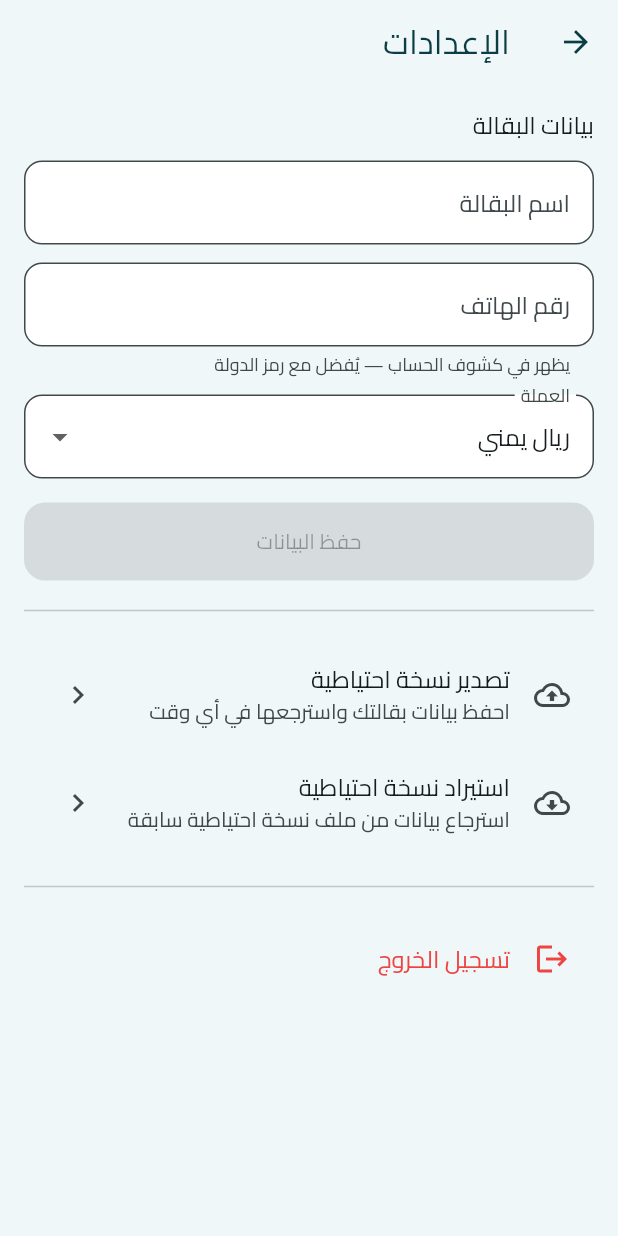
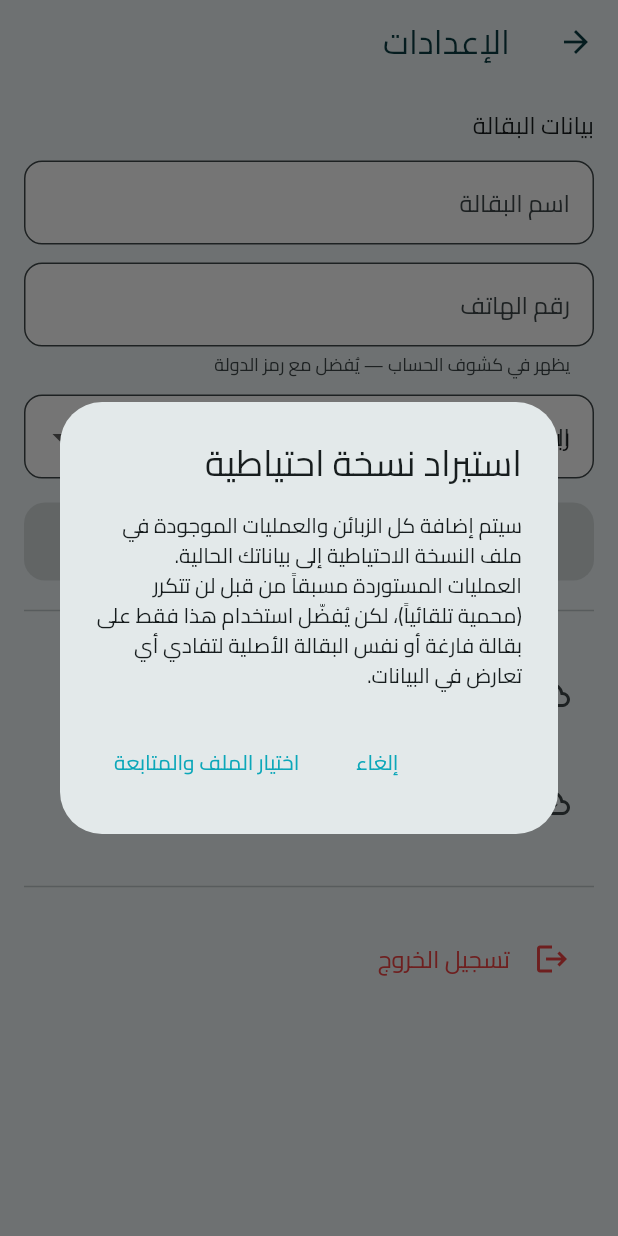
Before and after one commit to ahmedprogriming/Hisaib_app, a Flutter app: the SettingPage screen opened by its route, after a tap on "استيراد نسخة احتياطية", on a phone screen of 412 x 824 dp. Run offline on Flutter 3.47's test engine with Material 3 defaults, Android fonts, the light colour scheme and no system bars; our stand-ins replace cloud_firestore, file_picker, firebase_auth, firebase_core, share_plus; accounts and stored records are empty.

```diff
--- a/lib/views/settings/setting_page.dart
+++ b/lib/views/settings/setting_page.dart
@@ -1,9 +1,19 @@
+import 'dart:convert';
+import 'dart:io';
+
+import 'package:cloud_firestore/cloud_firestore.dart';
+import 'package:file_picker/file_picker.dart';
 import 'package:flutter/material.dart';
 import 'package:management_debts_app/core/theme/app_colors.dart';
 import 'package:management_debts_app/providers/customers_provider.dart';
 import 'package:management_debts_app/routes/app_routes.dart';
 import 'package:management_debts_app/services/auth_service.dart';
+import 'package:management_debts_app/services/firebase_sevice.dart';
+import 'package:management_debts_app/widgets/custom_showscanr.dart';
+import 'package:path_provider/path_provider.dart';
 import 'package:provider/provider.dart';
+import 'package:share_plus/share_plus.dart';
+
 
 class SettingPage extends StatefulWidget {
   const SettingPage({super.key});
@@ -22,7 +32,7 @@ class _SettingPageState extends State<SettingPage> {
   bool _isImporting = false;
   bool _loadedOnce = false; // نمنع إعادة تعبئة الحقول فوق تعديلات المستخدم الحالية
 
-  //final _firebaseService = FirebaseService();
+  final _firebaseService = FirebaseSevice();
 
   @override
   void dispose() {
@@ -31,19 +41,117 @@ class _SettingPageState extends State<SettingPage> {
     super.dispose();
   }
 
-  void _handleSave(String storeId)
-  {
+  Future<void> _handleSave(String storeId) async {
+    setState(() => _isSaving = true);
+    try {
+      await _firebaseService.updateStore(
+        storeId: storeId,
+        name: _nameController.text.trim(),
+        phone: _phoneController.text.trim(),
+        currency: _currency,
+      );
+      if (!mounted) return;
+          showSnackbar(context, 'تم حفظ بيانات البقالة',type:SnackBarType.success);
 
+    } catch (e) {
+      if (!mounted) return;
+      showSnackbar(context, 'تعذر الحفظ، تحقق من اتصالك بالإنترنت', type: SnackBarType.error);
+    } finally {
+      if (mounted) setState(() => _isSaving = false);
+    }
   }
 
-  void _handleBackup(String storeId)
-  {
 
+  Future<void> _handleBackup(String storeId) async {
+    setState(() => _isExporting = true);
+    try {
+      final data = await _firebaseService.exportBackup(storeId);
+
+      final jsonString = JsonEncoder.withIndent('  ', (obj) {
+        if (obj is Timestamp) return obj.toDate().toIso8601String();
+        return obj.toString();
+      }).convert(data);
+
+      final tempDir = await getTemporaryDirectory();
+      final fileName = 'hisabi-backup-${DateTime.now().millisecondsSinceEpoch}.json';
+      final file = File('${tempDir.path}/$fileName');
+      await file.writeAsString(jsonString);
+
+      if (!mounted) return;
+      await SharePlus.instance.share(
+        ShareParams(
+          files: [XFile(file.path)],
+          text: 'نسخة احتياطية من بيانات بقالتك',
+        ),
+      );
+    } catch (e) {
+      if (!mounted) return;
+      showSnackbar(context,'تعذر إنشاء النسخة الاحتياطية', type: SnackBarType.error);
+
+    } finally {
+      if (mounted) setState(() => _isExporting = false);
+    }
   }
 
-  void _handleRestore(String storeId)
-  {
+  Future<void> _handleRestore(String storeId) async {
+    // تحذير واضح قبل أي شيء — عملية الاستيراد لا يمكن التراجع عنها بسهولة
+    final proceed = await showDialog<bool>(
+      context: context,
+      builder: (_) => AlertDialog(
+        title: const Text('استيراد نسخة احتياطية'),
+        content: const Text(
+          'سيتم إضافة كل الزبائن والعمليات الموجودة في ملف النسخة الاحتياطية '
+          'إلى بياناتك الحالية. العمليات المستوردة مسبقاً من قبل لن تتكرر '
+          '(محمية تلقائياً)، لكن يُفضّل استخدام هذا فقط على بقالة فارغة أو '
+          'نفس البقالة الأصلية لتفادي أي تعارض في البيانات.',
+        ),
+        actions: [
+          TextButton(onPressed: () => Navigator.pop(context, false), child: const Text('إلغاء')),
+          TextButton(
+            onPressed: () => Navigator.pop(context, true),
+            child: const Text('اختيار الملف والمتابعة'),
+          ),
+        ],
+      ),
+    );
 
+    if (proceed != true || !mounted) return;
+
+     final pickedFile = await FilePicker.pickFile(
+    type: FileType.custom,
+    allowedExtensions: ['json'],
+  );
+    if (pickedFile?.path == null) return;
+
+    setState(() => _isImporting = true);
+    try {
+      final file = File(pickedFile!.path!);
+      final content = await file.readAsString();
+      final data = jsonDecode(content) as Map<String, dynamic>;
+
+      final stats = await _firebaseService.importBackup(storeId: storeId, backupData: data);
+
+      if (!mounted) return;
+      await showDialog(
+        context: context,
+        builder: (_) => AlertDialog(
+          title: const Text('اكتمل الاستيراد'),
+          content: Text(
+            'تم استرجاع ${stats.customersRestored} زبون و${stats.transactionsRestored} عملية.'
+            '${stats.transactionsSkipped > 0 ? '\n(${stats.transactionsSkipped} عملية كانت مستوردة مسبقاً فتم تجاوزها)' : ''}',
+          ),
+          actions: [
+            TextButton(onPressed: () => Navigator.pop(context), child: const Text('حسناً')),
+          ],
+        ),
+      );
+    } catch (e) {
+      if (!mounted) return;
+       showSnackbar(context,'تعذر قراءة الملف — تأكد أنه ملف نسخة احتياطية صحيح', type: SnackBarType.error);
+
+    } finally {
+      if (mounted) setState(() => _isImporting = false);
+    }
   }
 
     Future<void> _handleLogout() async {
@@ -77,7 +185,20 @@ class _SettingPageState extends State<SettingPage> {
      final storeId = context.watch<CustomersProvider>().storeId;
     return Scaffold(
       appBar: AppBar(title: const Text('الإعدادات'),),
-      body: ListView(
+      body:StreamBuilder<DocumentSnapshot>(
+        stream: _firebaseService.watchStore( storeId),
+        builder: (context, snapshot) {
+            final data = snapshot.data?.data() as Map<String, dynamic>?;
+         // نعبّي الحقول أول مرة فقط، حتى ما نمسح تعديل المستخدم
+          // لو وصل تحديث جديد من الـ Stream وهو لسه يكتب.
+          if (data != null && !_loadedOnce) {
+            _nameController.text = data['name'] ?? '';
+            _phoneController.text = data['phone'] ?? '';
+            _currency = data['currency'] ?? 'ريال يمني';
+            _loadedOnce = true;
+          }
+
+          return ListView(
             padding: const EdgeInsets.all(16),
             children: [
               const Text('بيانات البقالة',
@@ -156,7 +277,9 @@ class _SettingPageState extends State<SettingPage> {
                 onTap: _handleLogout,
               ),
             ],
-          ),
+          );
+        },
+      ),
     );
   }
 }
--- a/pubspec.yaml
+++ b/pubspec.yaml
@@ -30,11 +30,13 @@ environment:
 dependencies:
   cloud_firestore: ^6.10.0
   cupertino_icons: ^1.0.8
+  file_picker: ^13.1.0
   firebase_auth: ^6.7.0
   firebase_core: ^4.15.0
   flutter:
     sdk: flutter
   flutter_localization: ^0.4.1
+  path_provider: ^2.1.6
   provider: ^6.1.5+1
   share_plus: ^13.3.1
   url_launcher: ^6.3.2
```
Also changed, not shown: lib/services/firebase_sevice.dart (+10 -0 lines), pubspec.lock, 2 other files.
